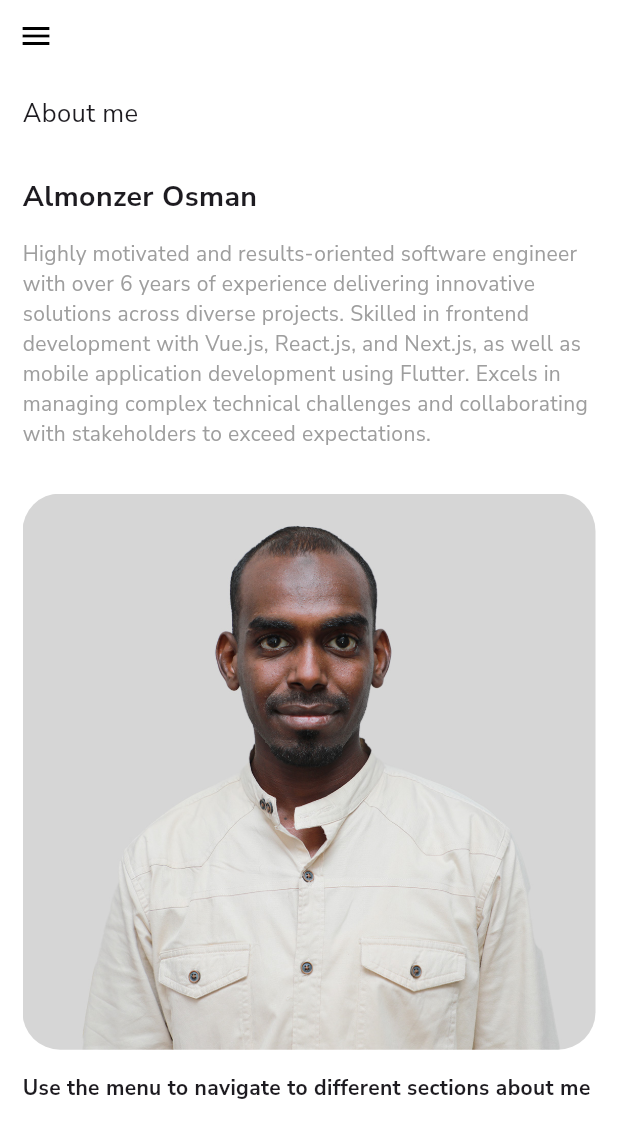
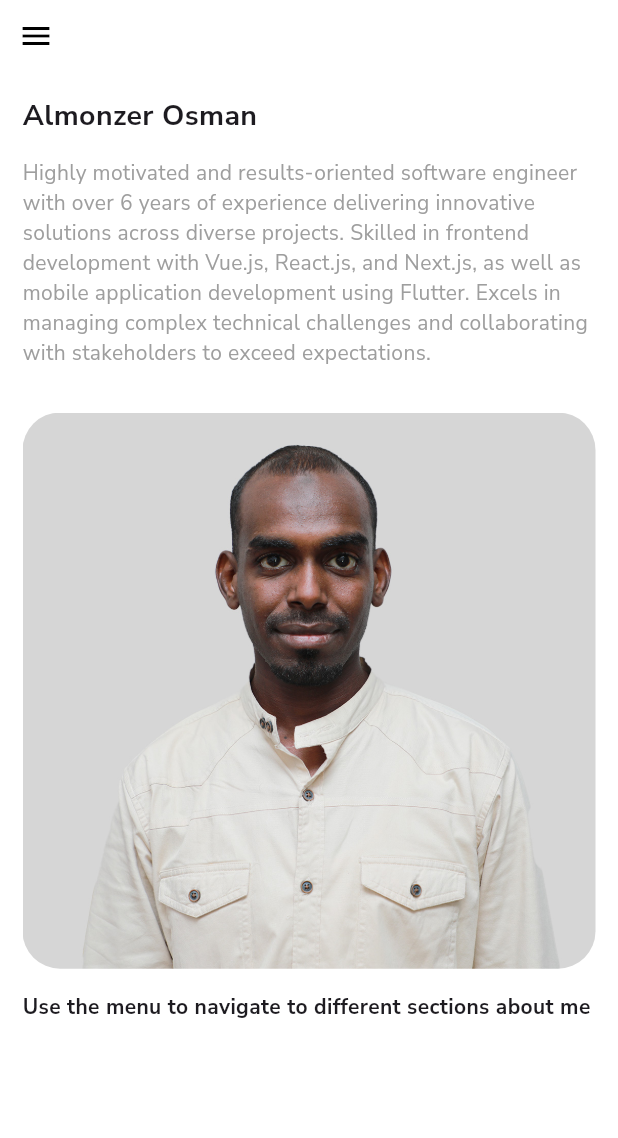
Before and after one commit to amosman02/almonzer-resume-app, a Flutter app: the screen it shows once a user with an empty profile is signed in, on a phone screen of 412 x 824 dp. Shown: the top 1138 px of the screen. Run offline on Flutter 3.47's test engine with Material 3 defaults, Android fonts, the phone set to English and light mode, and no system bars; our stand-ins replace cloud_firestore, firebase_auth, firebase_core, flutter_feather_icons, flutter_svg, google_fonts and 1 more; missing offline and left inert: dart_quote; accounts and stored records are empty.

Commit message:
Remove about me in the homepage
Signed-off-by: Almonzer Osman <almonzer.m.osman@gmail.com>

```diff
--- a/lib/screens/home.dart
+++ b/lib/screens/home.dart
@@ -41,12 +41,6 @@ class _HomeState extends State<Home> {
                 child: Column(
                   crossAxisAlignment: CrossAxisAlignment.start,
                   children: <Widget>[
-                    const Row(
-                      children: <Widget>[
-                        Text("About me", style: TextStyle(fontSize: 17)),
-                      ],
-                    ),
-                    const SizedBox(height: 30),
                     const Text("Almonzer Osman",
                         style: TextStyle(
                             fontSize: 19, fontWeight: FontWeight.bold)),
```
